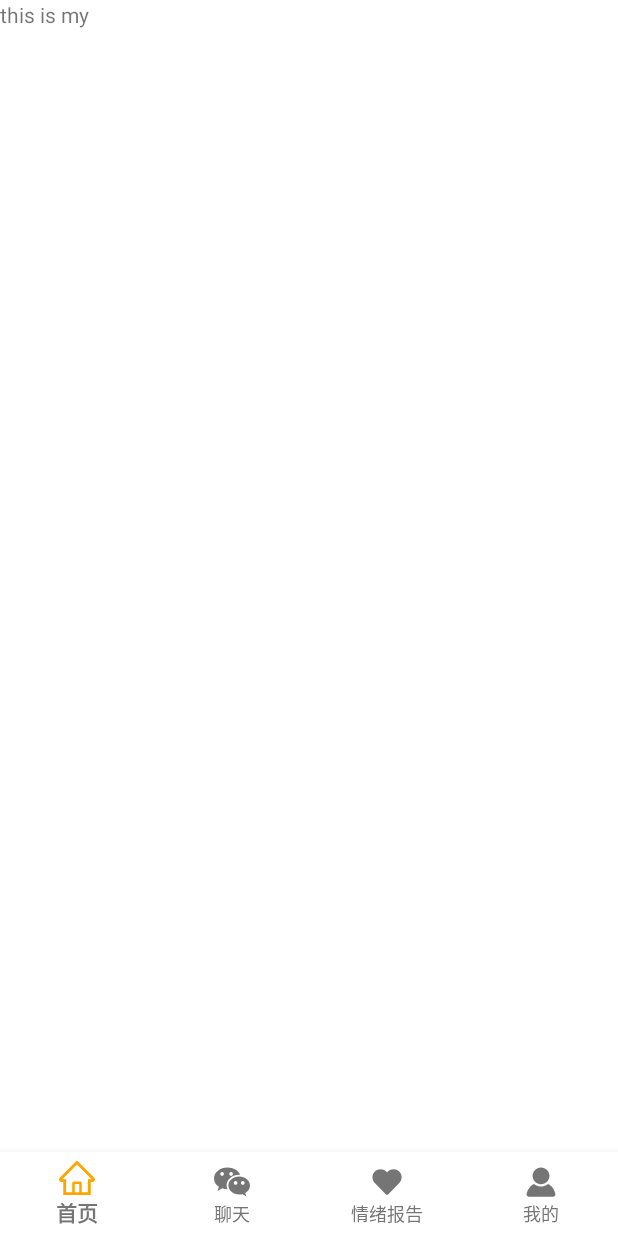
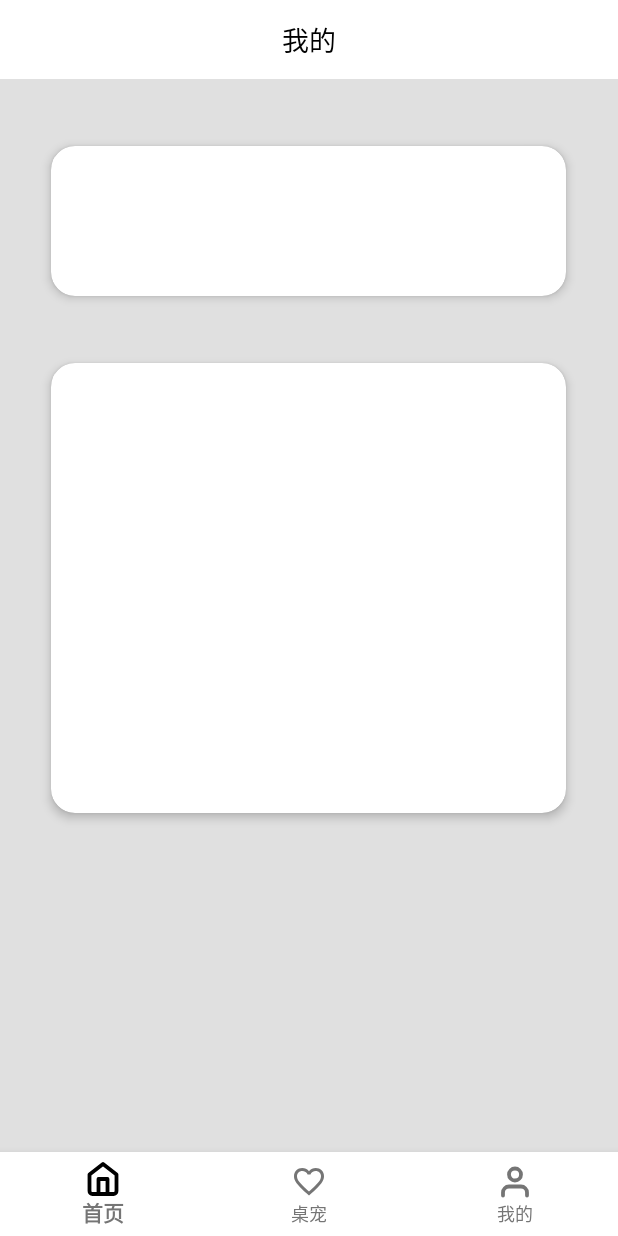
Before and after one commit to Zhuyipengfighting/PokerEmotion, an Android app: the fragment MyFragment placed in its activity, on a phone screen of 412 x 824 dp. Run offline under Robolectric (Android 15) with nearby library versions, the phone set to English and light mode, and no system bars; libraries missing offline, so code that uses them is left out: com.chaquo.python, com.github.mikephil.charting; 5 statements that could not run were skipped.

Commit message:
feat: 底部导航更改，我的页面初步构建

```diff
--- a/p_emotion_app/app/build.gradle.kts
+++ b/p_emotion_app/app/build.gradle.kts
@@ -76,6 +76,7 @@ dependencies {
     implementation(libs.gson)
     implementation(libs.opencsv)
     implementation(libs.jackson.databind)
+    implementation(libs.cardview)
     testImplementation(libs.junit)
     androidTestImplementation(libs.ext.junit)
     androidTestImplementation(libs.espresso.core)
--- a/p_emotion_app/app/src/main/java/com/example/pokeremotionapplication/MainActivity.java
+++ b/p_emotion_app/app/src/main/java/com/example/pokeremotionapplication/MainActivity.java
@@ -116,7 +116,6 @@ public class MainActivity extends AppCompatActivity {
         fragmentList = new ArrayList<>();
         fragmentList.add(new HomeFragment());
         fragmentList.add(new ChatFragment());
-        fragmentList.add(new LoveFragment());
         fragmentList.add(new MyFragment());
         //默认显示第一个首页fragment
         showFragment(fragmentList.get(0));
@@ -131,19 +130,15 @@ public class MainActivity extends AppCompatActivity {
                     // 显示首页
                     showFragment(fragmentList.get(0));
                     bottomNavigationView.setVisibility(View.VISIBLE);
-                } else if (item.getItemId() == R.id.menu_chat) {
+                } else if (item.getItemId() == R.id.menu_love) {
                     // 显示聊天页面
                     showFragment(fragmentList.get(1));
                     // 让底部导航栏消失
                     bottomNavigationView.setVisibility(View.GONE);
 
-                } else if (item.getItemId() == R.id.menu_love) {
-                    // 显示情绪报告页面
-                    showFragment(fragmentList.get(2));
-                    bottomNavigationView.setVisibility(View.VISIBLE);
                 } else if (item.getItemId() == R.id.menu_my) {
                     // 显示个人中心页面
-                    showFragment(fragmentList.get(3));
+                    showFragment(fragmentList.get(2));
                     bottomNavigationView.setVisibility(View.VISIBLE);
                 }
                 return true;
--- a/p_emotion_app/app/src/main/res/color/bottom_color_state.xml
+++ b/p_emotion_app/app/src/main/res/color/bottom_color_state.xml
@@ -1,6 +1,6 @@
 <?xml version="1.0" encoding="utf-8"?>
 <selector xmlns:android="http://schemas.android.com/apk/res/android">
     <!-- item android:state_checked="true" android:color="#FFA500" --> <!-- 点击状态的颜色（橙色） -->
-    <item android:state_checked="true" android:color="@color/orange"/>
+    <item android:state_checked="true" android:color="@color/black"/>
     <item android:color="@color/gray" /> <!-- 默认状态的颜色（灰色） -->
 </selector>
--- a/p_emotion_app/app/src/main/res/drawable/home.xml
+++ b/p_emotion_app/app/src/main/res/drawable/home.xml
@@ -1,5 +1,5 @@
-<vector xmlns:android="http://schemas.android.com/apk/res/android" android:height="24dp" android:viewportHeight="1024" android:viewportWidth="1024" android:width="24dp">
+<vector xmlns:android="http://schemas.android.com/apk/res/android" android:height="24dp" android:viewportHeight="38" android:viewportWidth="38" android:width="24dp">
 
-    <path android:fillColor="#777777" android:pathData="M1002.8,475.8L566.3,39.7 537.2,10.2a35.6,35.6 0,0 0,-50.2 0L21.3,475.8A72.2,72.2 0,0 0,0 527.7a73,73 0,0 0,73.3 71.5h48v367.9h781.4L902.7,599.2h49c19.3,0 37.4,-7.6 51.1,-21.2 13.7,-13.7 21.1,-31.9 21.1,-51.2 0,-19.2 -7.6,-37.4 -21.2,-51.1zM575.2,885.8L448.8,885.8v-230.4h126.5v230.4zM821.4,518v367.9h-173.8L647.6,628.3a45.2,45.2 0,0 0,-45.2 -45.2L421.6,583.1a45.2,45.2 0,0 0,-45.2 45.2v257.5L202.6,885.8L202.6,518L94.2,518l417.9,-417.6 26,26.1 391.7,391.5h-108.5z"/>
+    <path android:fillColor="#00000000" android:pathData="M14.25,34.833V19H23.75V34.833M4.75,14.25L19,3.167L33.25,14.25V31.667C33.25,32.507 32.916,33.312 32.322,33.906C31.729,34.5 30.923,34.833 30.083,34.833H7.917C7.077,34.833 6.271,34.5 5.677,33.906C5.084,33.312 4.75,32.507 4.75,31.667V14.25Z" android:strokeColor="#1E1E1E" android:strokeLineCap="round" android:strokeLineJoin="round" android:strokeWidth="4"/>
 
 </vector>
--- a/p_emotion_app/app/src/main/res/drawable/love.xml
+++ b/p_emotion_app/app/src/main/res/drawable/love.xml
@@ -1,5 +1,5 @@
-<vector xmlns:android="http://schemas.android.com/apk/res/android" android:height="24dp" android:viewportHeight="1024" android:viewportWidth="1024" android:width="24dp">
+<vector xmlns:android="http://schemas.android.com/apk/res/android" android:height="24dp" android:viewportHeight="38" android:viewportWidth="38" android:width="24dp">
 
-    <path android:fillColor="#FF000000" android:pathData="M535.9,216.7l-22.9,23 -22.9,-23.1c-89.2,-89.7 -234.3,-90.1 -323.9,-0.8l-0.8,0.8c-89.7,90.1 -89.7,235.8 0,326L476,859.3c20.1,20.4 52.9,20.7 73.4,0.7l0.7,-0.7 310.7,-316.7c89.7,-90.1 89.7,-235.8 0,-326 -89.2,-89.7 -234.3,-90.1 -323.9,-0.9l-1,1z"/>
+    <path android:fillColor="#1D1B20" android:pathData="M19,33.25L16.704,31.192C14.039,28.79 11.835,26.719 10.094,24.977C8.352,23.235 6.967,21.678 5.938,20.306C4.908,18.908 4.183,17.628 3.76,16.467C3.365,15.306 3.167,14.118 3.167,12.904C3.167,10.424 3.998,8.352 5.66,6.69C7.323,5.027 9.394,4.196 11.875,4.196C13.247,4.196 14.554,4.486 15.794,5.067C17.034,5.647 18.103,6.465 19,7.521C19.897,6.465 20.966,5.647 22.206,5.067C23.447,4.486 24.753,4.196 26.125,4.196C28.606,4.196 30.677,5.027 32.34,6.69C34.002,8.352 34.833,10.424 34.833,12.904C34.833,14.118 34.622,15.306 34.2,16.467C33.804,17.628 33.092,18.908 32.063,20.306C31.033,21.678 29.648,23.235 27.906,24.977C26.165,26.719 23.961,28.79 21.296,31.192L19,33.25ZM19,28.975C21.533,26.705 23.618,24.766 25.254,23.156C26.89,21.52 28.183,20.108 29.133,18.921C30.083,17.707 30.743,16.638 31.112,15.715C31.482,14.765 31.667,13.828 31.667,12.904C31.667,11.321 31.139,10.001 30.083,8.946C29.028,7.89 27.708,7.362 26.125,7.362C24.885,7.362 23.737,7.719 22.681,8.431C21.626,9.117 20.9,10.001 20.504,11.083H17.496C17.1,10.001 16.374,9.117 15.319,8.431C14.263,7.719 13.115,7.362 11.875,7.362C10.292,7.362 8.972,7.89 7.917,8.946C6.861,10.001 6.333,11.321 6.333,12.904C6.333,13.828 6.518,14.765 6.888,15.715C7.257,16.638 7.917,17.707 8.867,18.921C9.817,20.108 11.11,21.52 12.746,23.156C14.382,24.766 16.467,26.705 19,28.975Z"/>
 
 </vector>
--- a/p_emotion_app/app/src/main/res/drawable/my.xml
+++ b/p_emotion_app/app/src/main/res/drawable/my.xml
@@ -1,13 +1,5 @@
-<vector xmlns:android="http://schemas.android.com/apk/res/android"
-    android:height="24dp"
-    android:viewportHeight="1024"
-    android:viewportWidth="1024"
-    android:width="24dp">
+<vector xmlns:android="http://schemas.android.com/apk/res/android" android:height="24dp" android:viewportHeight="38" android:viewportWidth="38" android:width="24dp">
 
-    <path android:fillColor="#999999"
-        android:pathData="M512,96c-132.3,0 -240,107.7 -240,240s107.7,240 240,240 240,-107.7 240,-240S644.3,96 512,96z"/>
-
-    <path android:fillColor="#999999"
-        android:pathData="M753.8,589.7c-21.6,-15.5 -50.6,-16 -72.7,-1.2C632.7,621 574.5,640 512,640s-120.8,-19 -169.1,-51.5c-22,-14.8 -51.1,-14.3 -72.7,1.2 -18.6,13.3 -36.1,28.1 -52.2,44.3 -58.4,58.4 -99.5,133.9 -115.1,218.3 -7.3,39.4 22.9,75.7 62.9,75.7h692.3c39.9,0 70.2,-36.1 63,-75.4 -19.8,-107.9 -81.4,-201.3 -167.3,-262.9z"/>
+    <path android:fillColor="#00000000" android:pathData="M31.667,33.25V30.083C31.667,28.404 30.999,26.793 29.812,25.605C28.624,24.417 27.013,23.75 25.333,23.75H12.667C10.987,23.75 9.376,24.417 8.188,25.605C7.001,26.793 6.333,28.404 6.333,30.083V33.25M25.333,11.083C25.333,14.581 22.498,17.417 19,17.417C15.502,17.417 12.667,14.581 12.667,11.083C12.667,7.586 15.502,4.75 19,4.75C22.498,4.75 25.333,7.586 25.333,11.083Z" android:strokeColor="#1E1E1E" android:strokeLineCap="round" android:strokeLineJoin="round" android:strokeWidth="4"/>
 
 </vector>
--- a/p_emotion_app/app/src/main/res/layout/fragment_my.xml
+++ b/p_emotion_app/app/src/main/res/layout/fragment_my.xml
@@ -1,14 +1,136 @@
 <?xml version="1.0" encoding="utf-8"?>
-<FrameLayout xmlns:android="http://schemas.android.com/apk/res/android"
+<LinearLayout xmlns:android="http://schemas.android.com/apk/res/android"
     xmlns:tools="http://schemas.android.com/tools"
     android:layout_width="match_parent"
     android:layout_height="match_parent"
+    xmlns:app="http://schemas.android.com/apk/res-auto"
+    android:orientation="vertical"
     tools:context=".ui.my.MyFragment">
 
-    <!-- TODO: Update blank fragment layout -->
-    <TextView
+    <LinearLayout
         android:layout_width="match_parent"
-        android:layout_height="match_parent"
-        android:text="this is my" />
+        android:layout_height="0dp"
+        android:layout_weight="0.9"
+        android:orientation="horizontal">
 
-</FrameLayout>
+        <TextView
+            android:id="@+id/chat_title"
+            android:layout_width="0dp"
+            android:layout_height="wrap_content"
+            android:layout_weight="10"
+            android:text="我的"
+            android:textColor="@color/black"
+            android:layout_gravity="center"
+            android:textSize="18dp"
+            android:gravity="center"/>
+
+    </LinearLayout>
+
+    <LinearLayout
+        android:layout_width="match_parent"
+        android:layout_height="0dp"
+        android:layout_weight="12.1"
+        android:orientation="vertical"
+        android:background="@color/dove_gray">
+
+        <View
+            android:layout_width="match_parent"
+            android:layout_height="0dp"
+            android:layout_weight="0.8"
+            android:visibility="invisible"/>
+
+        <LinearLayout
+            android:layout_width="match_parent"
+            android:layout_height="0dp"
+            android:layout_weight="5"
+            android:orientation="horizontal">
+
+            <View
+                android:layout_width="0dp"
+                android:layout_height="match_parent"
+                android:layout_weight="1"
+                android:visibility="invisible"/>
+
+            <androidx.cardview.widget.CardView
+                android:layout_width="0dp"
+                android:layout_weight="10"
+                android:layout_height="100dp"
+                android:layout_gravity="center"
+                app:cardCornerRadius="16dp"
+                app:cardBackgroundColor="@color/white"
+                app:cardElevation="4dp">
+
+                <!-- 内部内容 -->
+                <TextView
+                    android:layout_width="wrap_content"
+                    android:layout_height="wrap_content"
+                    android:text="Hello, CardView!"
+                    android:textColor="#FFFFFF"
+                    android:gravity="center"/>
+
+
+            </androidx.cardview.widget.CardView>
+
+
+            <View
+                android:layout_width="0dp"
+                android:layout_height="match_parent"
+                android:layout_weight="1"
+                android:visibility="invisible"/>
+
+        </LinearLayout>
+
+
+        <LinearLayout
+            android:layout_width="match_parent"
+            android:layout_height="0dp"
+            android:layout_weight="12"
+            android:orientation="horizontal">
+
+            <View
+                android:layout_width="0dp"
+                android:layout_height="match_parent"
+                android:layout_weight="1"
+                android:visibility="invisible"/>
+
+            <androidx.cardview.widget.CardView
+                android:layout_width="0dp"
+                android:layout_weight="10"
+                android:layout_height="300dp"
+                android:layout_gravity="center"
+                app:cardCornerRadius="16dp"
+                app:cardBackgroundColor="@color/white"
+                app:cardElevation="4dp">
+
+                <!-- 内部内容 -->
+                <TextView
+                    android:layout_width="wrap_content"
+                    android:layout_height="wrap_content"
+                    android:text="Hello, CardView!"
+                    android:textColor="#FFFFFF"
+                    android:gravity="center"/>
+
+
+            </androidx.cardview.widget.CardView>
+
+
+            <View
+                android:layout_width="0dp"
+                android:layout_height="match_parent"
+                android:layout_weight="1"
+                android:visibility="invisible"/>
+
+        </LinearLayout>
+
+
+        <View
+            android:layout_width="match_parent"
+            android:layout_height="0dp"
+            android:layout_weight="7"
+            android:visibility="invisible"/>
+
+
+
+    </LinearLayout>
+
+</LinearLayout>
--- a/p_emotion_app/app/src/main/res/menu/main_bottom_menu.xml
+++ b/p_emotion_app/app/src/main/res/menu/main_bottom_menu.xml
@@ -7,14 +7,9 @@
         android:title="首页"/>
 
     <item
-        android:id="@+id/menu_chat"
-        android:icon="@drawable/chat"
-        android:title="聊天" />
-
-    <item
         android:id="@+id/menu_love"
         android:icon="@drawable/love"
-        android:title="情绪报告" />
+        android:title="桌宠" />
 
     <item
         android:id="@+id/menu_my"
--- a/p_emotion_app/gradle/libs.versions.toml
+++ b/p_emotion_app/gradle/libs.versions.toml
@@ -16,6 +16,7 @@ gson = "2.12.1"
 opencsv = "5.10"
 jacksonAnnotations = "2.18.2"
 jacksonDatabind = "2.18.2"
+cardview = "1.0.0"
 
 [libraries]
 junit = { group = "junit", name = "junit", version.ref = "junit" }
@@ -34,6 +35,7 @@ gson = { group = "com.google.code.gson", name = "gson", version.ref = "gson" }
 opencsv = { group = "com.opencsv", name = "opencsv", version.ref = "opencsv" }
 jackson-annotations = { group = "com.fasterxml.jackson.core", name = "jackson-annotations", version.ref = "jacksonAnnotations" }
 jackson-databind = { group = "com.fasterxml.jackson.core", name = "jackson-databind", version.ref = "jacksonDatabind" }
+cardview = { group = "androidx.cardview", name = "cardview", version.ref = "cardview" }
 
 [plugins]
 android-application = { id = "com.android.application", version.ref = "agp" }
```
Also changed, not shown: 3 other files.
